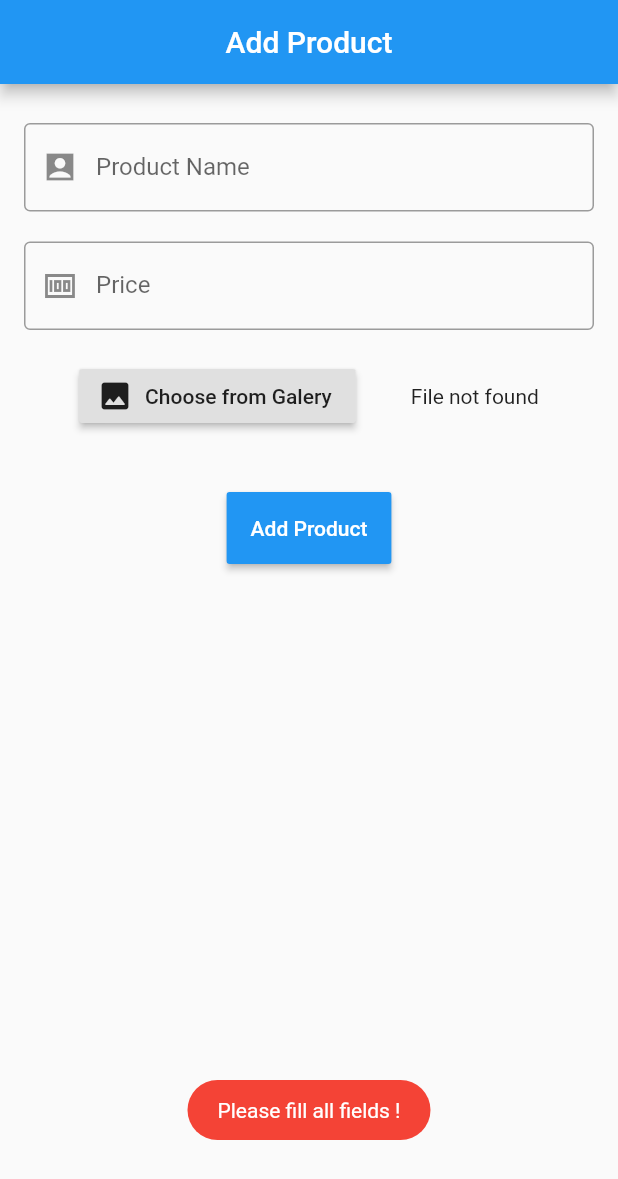
After one commit to jagustinus/Flutter-x-Firebase-Mission-2, a Flutter app: the AddPage screen opened directly, after a tap on "Add Product", on a phone screen of 412 x 824 dp. The commit adds this screen. Shown: the top 1179 px of the screen. Run offline on Flutter 3.47's test engine with Material 2 defaults, Android fonts, the phone set to English and light mode, and no system bars; our stand-ins replace cloud_firestore, equatable, firebase_auth, firebase_core, firebase_storage, flutter_spinkit and 2 more; accounts and stored records are empty.

Commit message:
fungsi add product

```diff
--- a/lib/model/model.dart
+++ b/lib/model/model.dart
@@ -1,3 +1,4 @@
 import 'package:equatable/equatable.dart';
 
 part 'users.dart';
+part 'products.dart';
--- /dev/null
+++ b/lib/model/products.dart
@@ -0,0 +1,13 @@
+part of 'model.dart';
+
+class Products extends Equatable {
+  final String id;
+  final String name;
+  final String price;
+  final String image;
+
+  Products(this.id, this.name, this.price, {this.image});
+
+  @override
+  List<Object> get props => [id, name, price, image];
+}
--- /dev/null
+++ b/lib/service/product_service.dart
@@ -0,0 +1,41 @@
+part of 'service.dart';
+
+class ProductServices {
+  static CollectionReference productCol =
+      FirebaseFirestore.instance.collection("product");
+  static DocumentReference productDoc;
+
+  // setup Firestore Storage
+  static Reference ref;
+  static UploadTask uploadTask;
+
+  static String imgUrl;
+
+  static Future<bool> addProduct(Products products, PickedFile imgFile) async {
+    await Firebase.initializeApp();
+
+    productDoc = await productCol.add({
+      'id': "",
+      'name': products.name,
+      'price': products.price,
+      'image': "",
+    });
+
+    if (productDoc.id != null) {
+      ref = FirebaseStorage.instance
+          .ref()
+          .child("images")
+          .child(productDoc.id + ".png");
+      uploadTask = ref.putFile(File(imgFile.path));
+      await uploadTask.whenComplete(
+          () => ref.getDownloadURL().then((value) => imgUrl = value));
+
+      productCol
+          .doc(productDoc.id)
+          .update({'id': productDoc.id, 'image': imgUrl});
+      return true;
+    } else {
+      return false;
+    }
+  }
+}
--- a/lib/service/service.dart
+++ b/lib/service/service.dart
@@ -1,8 +1,13 @@
+import 'dart:io';
+
 import 'package:cloud_firestore/cloud_firestore.dart';
 import 'package:firebase_auth/firebase_auth.dart';
 import 'package:firebase_core/firebase_core.dart';
+import 'package:firebase_storage/firebase_storage.dart';
+import 'package:image_picker/image_picker.dart';
 import 'package:learn_flutter/model/model.dart';
 import 'package:learn_flutter/extension/extension.dart';
 
 part 'auth_service.dart';
 part 'user_service.dart';
+part 'product_service.dart';
--- /dev/null
+++ b/lib/ui/page/add_page.dart
@@ -0,0 +1,196 @@
+part of 'page.dart';
+
+class AddPage extends StatefulWidget {
+  AddPage({Key key}) : super(key: key);
+
+  @override
+  _AddPageState createState() => _AddPageState();
+}
+
+class _AddPageState extends State<AddPage> {
+  final ctrlName = TextEditingController();
+  final ctrlPrice = TextEditingController();
+  bool isLoading = false;
+
+  @override
+  void dispose() {
+    ctrlName.dispose();
+    ctrlPrice.dispose();
+    super.dispose();
+  }
+
+  void clearForm() {
+    ctrlName.clear();
+    ctrlPrice.clear();
+  }
+
+  PickedFile imageFile;
+  final ImagePicker imagePicker = ImagePicker();
+
+  Future chooseImage() async {
+    final selectedImage = await imagePicker.getImage(
+      source: ImageSource.gallery,
+      imageQuality: 50,
+    );
+    setState(() {
+      imageFile = selectedImage;
+    });
+  }
+
+  @override
+  Widget build(BuildContext context) {
+    return Scaffold(
+      appBar: AppBar(
+        title: Text("Add Product"),
+        centerTitle: true,
+        leading: Container(),
+      ),
+      body: Stack(
+        children: [
+          Container(
+            padding: EdgeInsets.all(16),
+            child: ListView(
+              children: [
+                Column(
+                  children: [
+                    SizedBox(
+                      height: 10,
+                    ),
+                    TextFormField(
+                      controller: ctrlName,
+                      decoration: InputDecoration(
+                        prefixIcon: Icon(Icons.account_box_sharp),
+                        labelText: "Product Name",
+                        hintText: "Write your product name",
+                        border: OutlineInputBorder(),
+                      ),
+                    ),
+                    SizedBox(
+                      height: 20,
+                    ),
+                    TextFormField(
+                      controller: ctrlPrice,
+                      keyboardType: TextInputType.number,
+                      decoration: InputDecoration(
+                        prefixIcon: Icon(Icons.money_sharp),
+                        labelText: "Price",
+                        hintText: "Write your product's price",
+                        border: OutlineInputBorder(),
+                      ),
+                    ),
+                    SizedBox(
+                      height: 20,
+                    ),
+                    imageFile == null
+                        ? Row(
+                            mainAxisAlignment: MainAxisAlignment.spaceEvenly,
+                            children: [
+                              RaisedButton.icon(
+                                onPressed: () {
+                                  chooseImage();
+                                },
+                                icon: Icon(Icons.image_rounded),
+                                label: Text("Choose from Galery"),
+                              ),
+                              Text("File not found")
+                            ],
+                          )
+                        : Row(
+                            mainAxisAlignment: MainAxisAlignment.spaceEvenly,
+                            children: [
+                              RaisedButton.icon(
+                                onPressed: () {
+                                  chooseImage();
+                                },
+                                icon: Icon(Icons.image_rounded),
+                                label: Text("Rechoose from galery"),
+                              ),
+                              Semantics(
+                                  child: Image.file(
+                                File(imageFile.path),
+                                width: 100,
+                              ))
+                            ],
+                          ),
+                    SizedBox(
+                      height: 40,
+                    ),
+                    RaisedButton(
+                        color: Colors.blue,
+                        textColor: Colors.white,
+                        padding: EdgeInsets.all(16),
+                        child: Text("Add Product"),
+                        onPressed: () async {
+                          if (ctrlName.text == "" ||
+                              ctrlPrice.text == "" ||
+                              imageFile == null) {
+                            Fluttertoast.showToast(
+                              msg: "Please fill all fields !",
+                              toastLength: Toast.LENGTH_SHORT,
+                              gravity: ToastGravity.BOTTOM,
+                              backgroundColor: Colors.red,
+                              textColor: Colors.white,
+                              fontSize: 14.0,
+                            );
+                          } else {
+                            setState(() {
+                              isLoading = true;
+                            });
+                            Products products = Products(
+                                "", ctrlName.text, ctrlPrice.text,
+                                image: imageFile.path);
+                            bool result = await ProductServices.addProduct(
+                                products, imageFile);
+
+                            if (result) {
+                              Fluttertoast.showToast(
+                                msg: "Product added successfuly.",
+                                toastLength: Toast.LENGTH_SHORT,
+                                gravity: ToastGravity.BOTTOM,
+                                backgroundColor: Colors.green,
+                                textColor: Colors.white,
+                                fontSize: 14.0,
+                              );
+                              clearForm();
+                              setState(() {
+                                isLoading = false;
+                              });
+                            } else {
+                              Fluttertoast.showToast(
+                                msg: "Failed! Please try again.",
+                                toastLength: Toast.LENGTH_SHORT,
+                                gravity: ToastGravity.BOTTOM,
+                                backgroundColor: Colors.red,
+                                textColor: Colors.white,
+                                fontSize: 14.0,
+                              );
+                              setState(() {
+                                isLoading = false;
+                              });
+                            }
+                          }
+                        }),
+                    SizedBox(
+                      height: 20,
+                    ),
+                  ],
+                )
+              ],
+            ),
+          ),
+          isLoading == true
+              ? Container(
+                  width: double.infinity,
+                  height: double.infinity,
+                  color: Colors.transparent,
+                  child: SpinKitFadingCircle(
+                    size: 50,
+                    color: Colors.blue,
+                  ),
+                )
+              : Container()
+        ],
+      ),
+    );
+  }
+}
--- a/lib/ui/page/page.dart
+++ b/lib/ui/page/page.dart
@@ -1,7 +1,11 @@
+import 'dart:io';
+
 import 'package:flutter/gestures.dart';
 import 'package:flutter/material.dart';
+import 'package:flutter_spinkit/flutter_spinkit.dart';
 import 'package:fluttertoast/fluttertoast.dart';
 import 'package:image_picker/image_picker.dart';
+import 'package:learn_flutter/model/model.dart';
 import 'package:learn_flutter/service/service.dart';
 
 part 'signin_page.dart';
```
